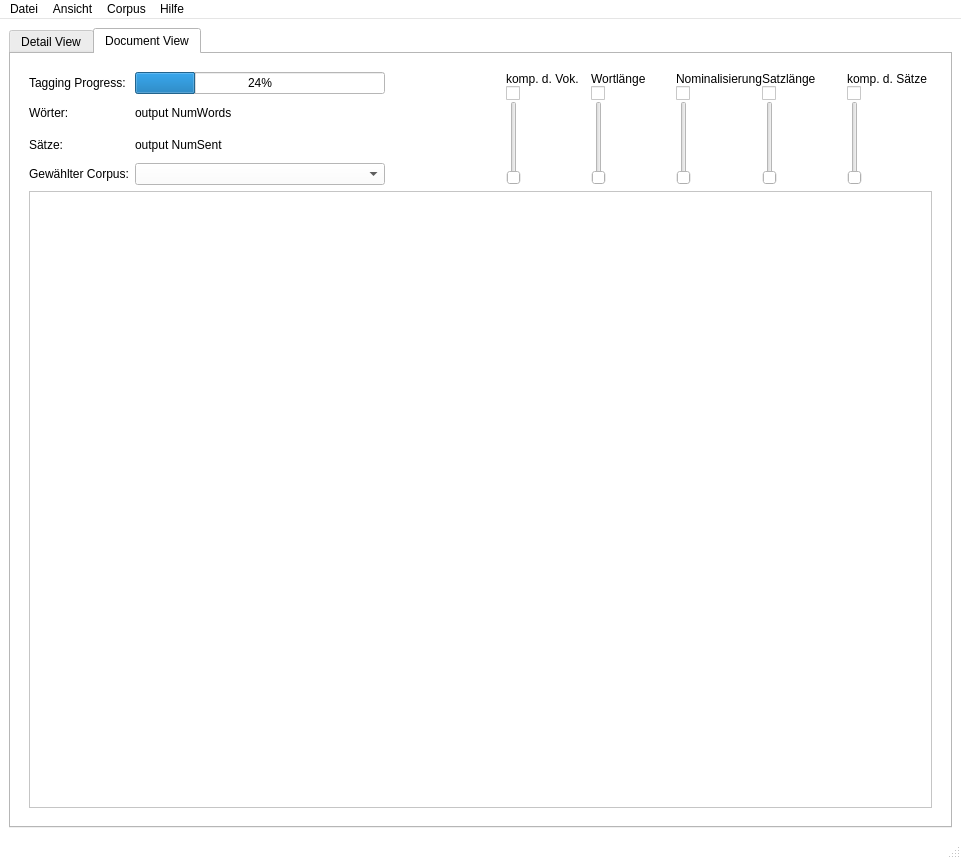
First picture: the form in src/ui/ui_files/testview2.ui, repository Zarnosch/AVaAoMDTV, before the edit.
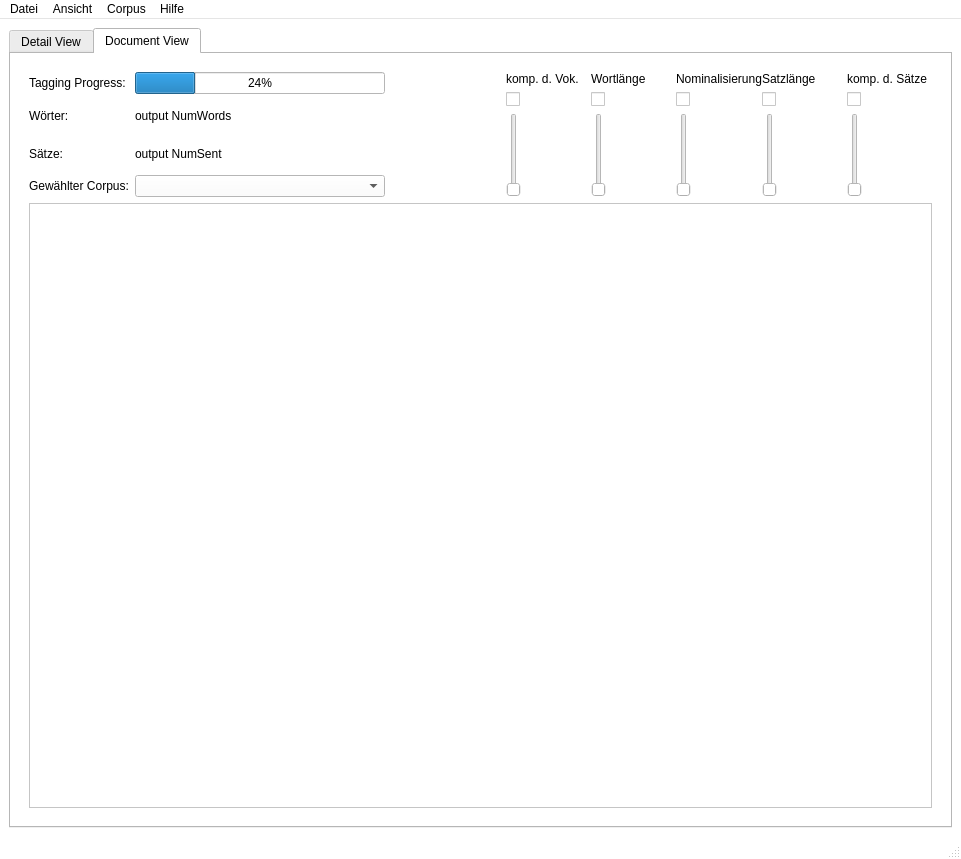
Second picture: the form after the edit.

Patch:
```diff
--- a/src/ui/ui_files/testview2.ui
+++ b/src/ui/ui_files/testview2.ui
@@ -774,9 +774,12 @@
                <property name="rightMargin">
                 <number>0</number>
                </property>
-               <property name="spacing">
+               <property name="horizontalSpacing">
                 <number>0</number>
                </property>
+               <property name="verticalSpacing">
+                <number>6</number>
+               </property>
                <item row="1" column="2">
                 <widget class="QCheckBox" name="checkBoxKompVok">
                  <property name="sizePolicy">
```
